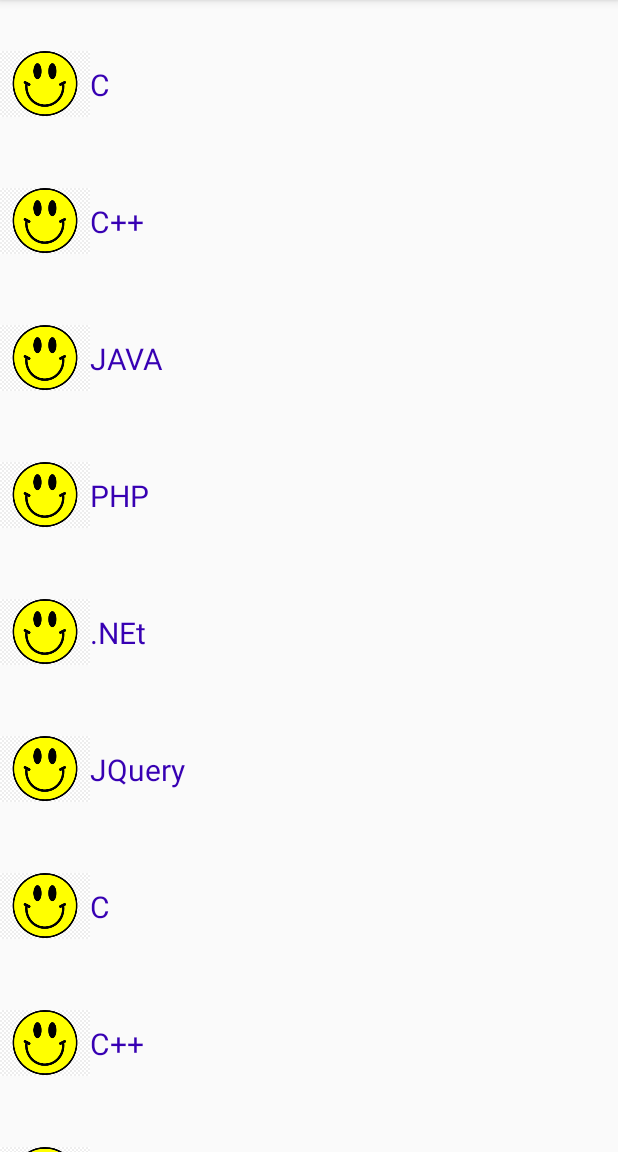
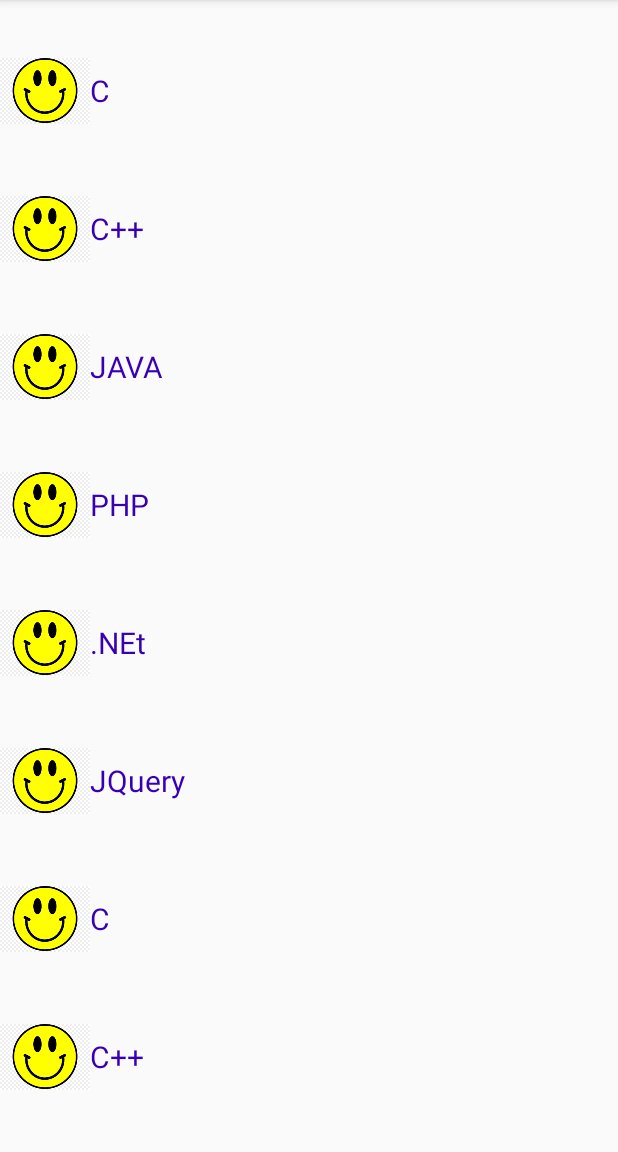
Before and after one commit to sumonece15/RecyclerView-Example2, an Android app: the screen it shows after launch (MainActivity), scrolled down 537 dp, on a phone screen of 412 x 824 dp, the part 84-1236 px from its top. Run offline under Robolectric (Android 15) with nearby library versions, the phone set to English and light mode, and no system bars.

Commit message:
RecyclerView Example2 (1.0)

```diff
--- a/app/src/main/res/layout/single_row.xml
+++ b/app/src/main/res/layout/single_row.xml
@@ -1,7 +1,7 @@
 <?xml version="1.0" encoding="utf-8"?>
 <androidx.appcompat.widget.LinearLayoutCompat xmlns:android="http://schemas.android.com/apk/res/android"
     android:layout_width="match_parent"
-    android:layout_height="91dp">
+    android:layout_height="92dp">
 
     <ImageView
         android:id="@+id/img1"
```
